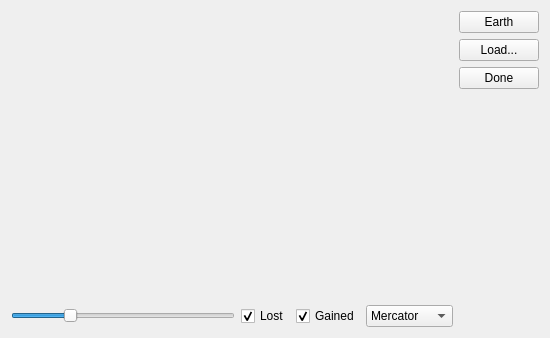
This is erosion.ui in tps12/Tec-Nine as Qt 5 draws it before an edit. The edited form follows.
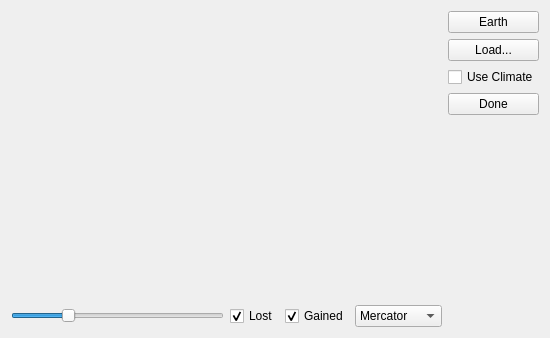
This is the edited form.

Commit message: Make erosion depend on climate

Diff of the .ui file:
```diff
--- a/erosion.ui
+++ b/erosion.ui
@@ -127,6 +127,13 @@
        </property>
       </widget>
      </item>
+     <item>
+      <widget class="QCheckBox" name="climate">
+       <property name="text">
+        <string>Use Climate</string>
+       </property>
+      </widget>
+     </item>
      <item>
       <widget class="QPushButton" name="done">
        <property name="text">
```
The commit also changes 3 other files.
